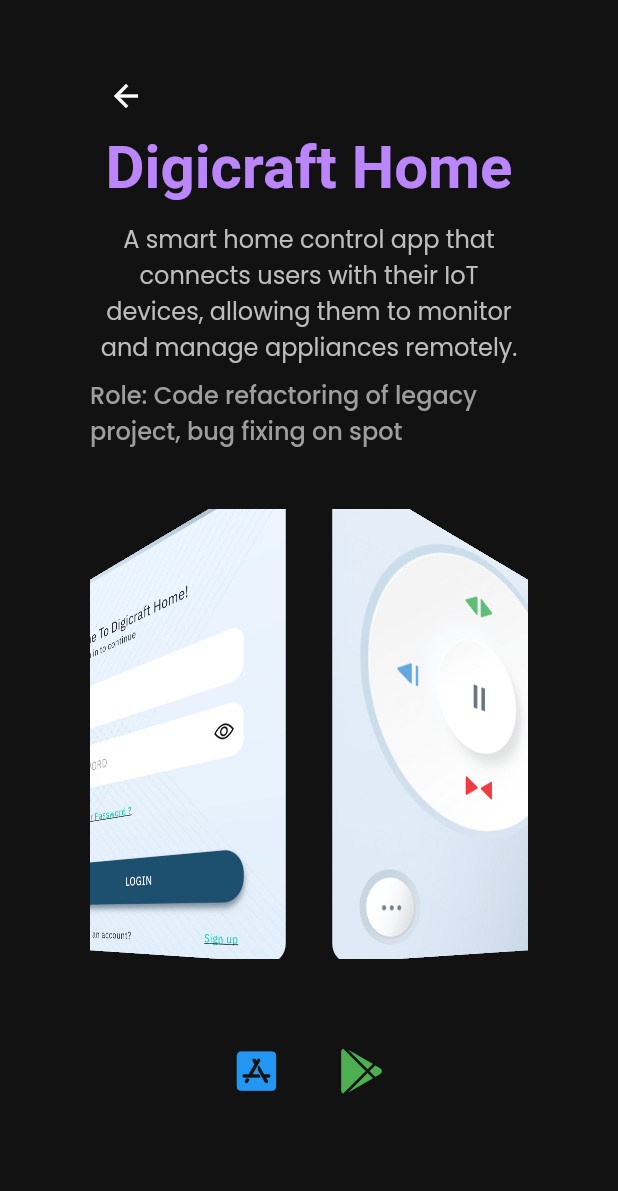
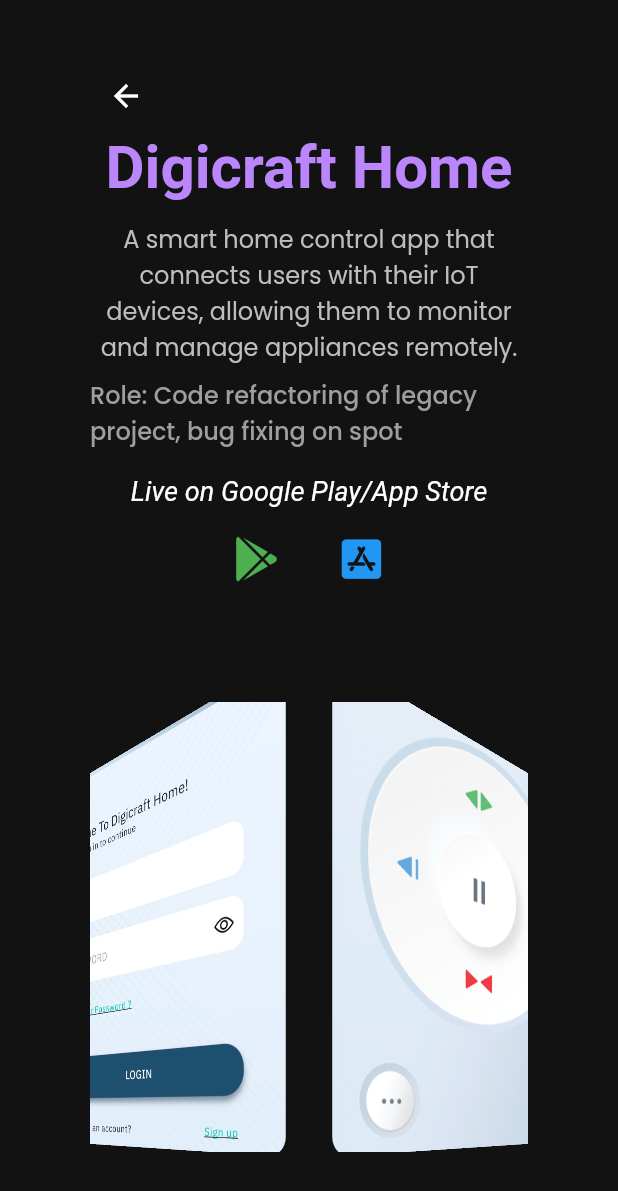
Before and after one commit to htetwai18/my_portfolio, a Flutter app: the screen it shows after launch, scrolled down 2880 dp, after a tap on "View Detail", on a phone screen of 412 x 824 dp. Shown: the top 1191 px of the screen. Run offline on Flutter 3.47's test engine with Material 3 defaults, Android fonts, the phone set to English and light mode, and no system bars; our stand-ins replace animated_text_kit, font_awesome_flutter, google_fonts, loading_animation_widget; missing offline and left inert: dart:html, device_frame_plus; Roboto replaces fonts that are missing (Oxanium).

Commit message:
status touch up

```diff
--- a/lib/pages/hero_section.dart
+++ b/lib/pages/hero_section.dart
@@ -145,6 +145,7 @@ class _HeroSectionState extends State<HeroSection>
   final List<Project> _projects = const [
     Project(
       company: "Whatif Solutions Sdn Bhd",
+      status: "Live on Google Play/App Store",
       images: [
         "assets/images/digi_5.png",
         "assets/images/digi_1.png",
@@ -183,6 +184,7 @@ class _HeroSectionState extends State<HeroSection>
       ],
     ),
     Project(
+      status: "Live on Google Play/App Store",
       company: "Whatif Solutions Sdn Bhd",
       images: [
         "assets/images/zcul_1.png",
@@ -243,7 +245,7 @@ class _HeroSectionState extends State<HeroSection>
       androidLink: "",
       // webLink: "https://admin.bluescreen.site/",
       webLink: "",
-      status: "Internal",
+      status: "Internal use application",
       techStacks: [
         {"Framework/Language": "Laravel/PHP"},
         {"Architecture": "MVVM"},
@@ -285,7 +287,7 @@ class _HeroSectionState extends State<HeroSection>
       iosLink: "",
       androidLink: "",
       webLink: "",
-      status: "Internal",
+      status: "Internal use application",
       // webLink: "https://mmk.infinitynow.biz/login",
       techStacks: [
         {"Framework/Language": "Laravel/PHP"},
@@ -308,6 +310,7 @@ class _HeroSectionState extends State<HeroSection>
       ],
     ),
     Project(
+      status: "Live on Google Play",
       company: "Kwin Technologies.co ltd",
       images: [
         "assets/images/suzuki_1.png",
@@ -368,7 +371,7 @@ class _HeroSectionState extends State<HeroSection>
       iosLink: "",
       androidLink: "",
       webLink: "",
-      status: "Archive",
+      status: "Archive Project",
       techStacks: [
         {"Framework/Language": "Flutter/Dart"},
         {"Architecture": "MVVM"},
@@ -408,7 +411,7 @@ class _HeroSectionState extends State<HeroSection>
       iosLink: "",
       androidLink: "",
       webLink: "",
-      status: "Archive",
+      status: "Archive Project",
       techStacks: [
         {"Framework/Language": "Flutter/Dart"},
         {"Architecture": "MVVM"},
@@ -448,7 +451,7 @@ class _HeroSectionState extends State<HeroSection>
       iosLink: "",
       androidLink: "",
       webLink: "",
-      status: "Internal",
+      status: "Internal use application",
       techStacks: [
         {"Framework/Language": "Flutter/Dart"},
         {"Architecture": "MVVM"},
@@ -469,6 +472,7 @@ class _HeroSectionState extends State<HeroSection>
       ],
     ),
     Project(
+      status: "Live on Google Play/App Store",
       company: "My Day Thu Kywal.co ltd",
       images: [
         "assets/images/weday_1.png",
@@ -917,7 +921,7 @@ class _HeroSectionState extends State<HeroSection>
                                   Text(
                                     'Hello, welcome...',
                                     style: GoogleFonts.oxanium(
-                                      fontSize: isDesktop ? 33 : 24,
+                                      fontSize: isDesktop ? 23 : 16,
                                       fontWeight: FontWeight.w500,
                                       color: Colors.white,
                                     ),
--- a/lib/pages/project.dart
+++ b/lib/pages/project.dart
@@ -116,7 +116,7 @@ class _ProjectCardState extends State<ProjectCard> {
                     mainAxisAlignment: MainAxisAlignment.spaceBetween,
                     children: [
                       _buildTechIcon(widget.project.techIcons),
-                     // const SizedBox(width: 4),
+                      // const SizedBox(width: 4),
                       Text(
                         widget.project.company,
                         style: GoogleFonts.poppins(
--- a/lib/pages/project_detail.dart
+++ b/lib/pages/project_detail.dart
@@ -180,7 +180,71 @@ class _ProjectDetailPageState extends State<ProjectDetailPage> {
                     ),
                   ),
                 ),
-                const SizedBox(height: 40),
+                const SizedBox(height: 18),
+                Row(
+                  mainAxisAlignment: MainAxisAlignment.center,
+                  crossAxisAlignment: CrossAxisAlignment.center,
+                  children: [
+                    if (widget.project.status == "Internal use application")
+                      const Padding(
+                        padding: EdgeInsets.all(8.0),
+                        child: Icon(
+                          FontAwesomeIcons.lock,
+                          color: Colors.brown,
+                          size: 20,
+                        ),
+                      ),
+                    if (widget.project.status == "Archive Project")
+                      const Padding(
+                        padding: EdgeInsets.all(8.0),
+                        child: Icon(
+                          FontAwesomeIcons.box,
+                          color: Colors.brown,
+                          size: 20,
+                        ),
+                      ),
+                    Text(
+                      "${widget.project.status}",
+                      style: GoogleFonts.oxanium(
+                        color: Colors.white,
+                        fontSize: 18,
+                        textStyle: const TextStyle(fontStyle: FontStyle.italic),
+                      ),
+                    ),
+                  ],
+                ),
+                // const SizedBox(height: 10),
+                Row(
+                  mainAxisAlignment: MainAxisAlignment.center,
+                  crossAxisAlignment: CrossAxisAlignment.center,
+                  children: [
+                    if (widget.project.androidLink != "")
+                      InkWell(
+                        onTap: () async {
+                          await _launchUrl(widget.project.androidLink);
+                        },
+                        child: const _HoverTechIcon(
+                            iconData: FontAwesomeIcons.googlePlay),
+                      ),
+                    if (widget.project.iosLink != "")
+                      InkWell(
+                        onTap: () async {
+                          await _launchUrl(widget.project.iosLink);
+                        },
+                        child: const _HoverTechIcon(
+                            iconData: FontAwesomeIcons.appStoreIos),
+                      ),
+                    if (widget.project.webLink != "")
+                      InkWell(
+                        onTap: () async {
+                          await _launchUrl(widget.project.webLink);
+                        },
+                        child: const _HoverTechIcon(
+                            iconData: FontAwesomeIcons.desktop),
+                      ),
+                  ],
+                ),
+                const SizedBox(height: 60),
                 // --- Animated Curved HORIZONTAL Image Carousel ---
                 SizedBox(
                   height: 300,
@@ -228,7 +292,7 @@ class _ProjectDetailPageState extends State<ProjectDetailPage> {
                             ),
                           ),
                         )
-                      :  Center(
+                      : Center(
                           // Show a loading indicator while pre-caching
                           child: LoadingAnimationWidget.twistingDots(
                             leftDotColor: const Color(0xFF1A1A3F),
@@ -237,56 +301,10 @@ class _ProjectDetailPageState extends State<ProjectDetailPage> {
                           ),
                         ),
                 ),
-                const SizedBox(height: 40),
 
                 // --- Action Buttons ---
-                Row(
-                  mainAxisAlignment: MainAxisAlignment.center,
-                  crossAxisAlignment: CrossAxisAlignment.center,
-                  children: [
-                    if (widget.project.iosLink != "")
-                      InkWell(
-                        onTap: () async {
-                          await _launchUrl(widget.project.iosLink);
-                        },
-                        child: const _HoverTechIcon(
-                            iconData: FontAwesomeIcons.appStoreIos),
-                      ),
-                    if (widget.project.androidLink != "")
-                      InkWell(
-                        onTap: () async {
-                          await _launchUrl(widget.project.androidLink);
-                        },
-                        child: const _HoverTechIcon(
-                            iconData: FontAwesomeIcons.googlePlay),
-                      ),
-                    if (widget.project.webLink != "")
-                      InkWell(
-                        onTap: () async {
-                          await _launchUrl(widget.project.webLink);
-                        },
-                        child: const _HoverTechIcon(
-                            iconData: FontAwesomeIcons.desktop),
-                      ),
-                    if (widget.project.status != null)
-                      Container(
-                        padding: const EdgeInsets.symmetric(
-                            horizontal: 10, vertical: 6),
-                        decoration: BoxDecoration(
-                          color: Colors.grey.shade900,
-                          borderRadius: BorderRadius.circular(12),
-                        ),
-                        child: Text(
-                          "${widget.project.status}",
-                          style: GoogleFonts.oxanium(
-                            color: Colors.purple,
-                            fontSize: 18,
-                          ),
-                        ),
-                      ),
-                  ],
-                ),
-                SizedBox(height: (isDesktop) ? 100 : 40),
+
+                SizedBox(height: (isDesktop) ? 120 : 60),
 
                 // --- Technical Sections ---
                 Center(child: _buildSectionTitle('Technical Deep Dive')),
```
